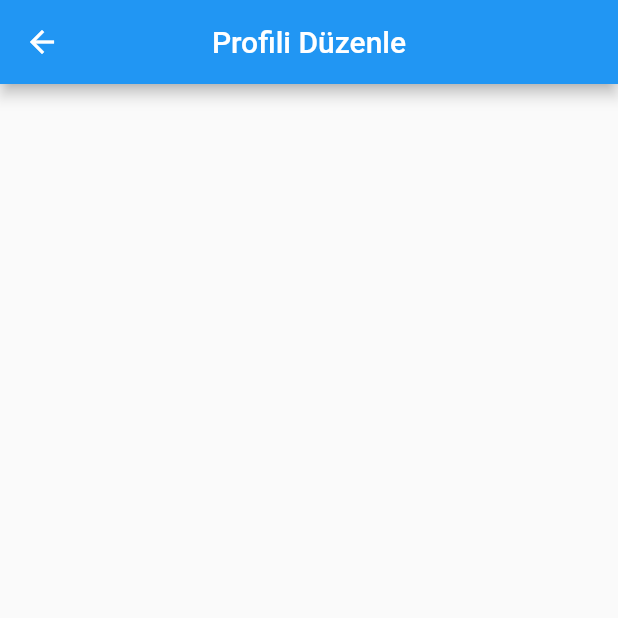
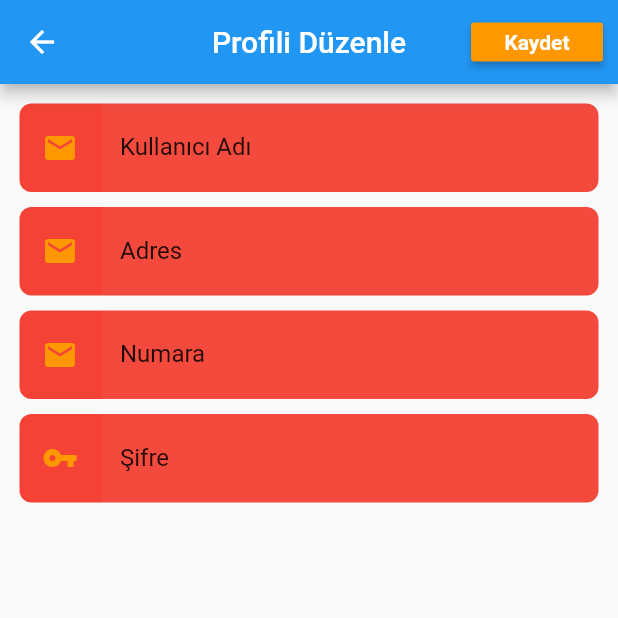
Before and after one commit to furkay/vetapp, a Flutter app: the EditProfile screen opened by its route, on a phone screen of 412 x 824 dp, the top half of it. Run offline on Flutter 3.47's test engine with Material 2 defaults, Android fonts, the phone set to English and light mode, and no system bars; our stand-ins replace get_it; missing offline and left inert: mysql1; accounts and stored records are empty; statements that could not run were skipped.

Commit message:
edit profile added

```diff
--- a/lib/features/view/userviews/user_edit.dart
+++ b/lib/features/view/userviews/user_edit.dart
@@ -1,18 +1,154 @@
 import 'package:flutter/material.dart';
+import 'package:vetapp/core/service_locator.dart';
+import 'package:vetapp/features/service/user_db.dart';
+import 'package:vetapp/features/viewmodel/user_provider.dart';
 
 class EditProfile extends StatefulWidget {
-
-
   @override
   _EditProfileState createState() => _EditProfileState();
 }
 
 class _EditProfileState extends State<EditProfile> {
+  final TextEditingController _nameControl = TextEditingController();
+  final TextEditingController _adressControl = TextEditingController();
+  final TextEditingController _numberControl = TextEditingController();
+  final TextEditingController _passControl = TextEditingController();
+  final GlobalKey<FormState> _formKey = GlobalKey<FormState>();
+  final GlobalKey<ScaffoldState> _scaffoldKey = GlobalKey<ScaffoldState>();
+  var user = sl<UserProvider>();
+  void initState() {
+    _nameControl.text = user.getUser.name;
+    _adressControl.text = user.getUser.adress;
+    _numberControl.text = user.getUser.number;
+    _passControl.text = user.getUser.password;
+    super.initState();
+  }
+
+  @override
+  void dispose() {
+    _nameControl.dispose();
+    _adressControl.dispose();
+    _numberControl.dispose();
+    _passControl.dispose();
+
+    super.dispose();
+  }
+
   @override
   Widget build(BuildContext context) {
     return Scaffold(
+      key: _scaffoldKey,
       appBar: AppBar(
-        title: Text("Profili Düzenle"),centerTitle: true,
+        title: Text("Profili Düzenle"),
+        centerTitle: true,
+        actions: [
+          Padding(
+            padding: EdgeInsets.symmetric(vertical: 15, horizontal: 10),
+            child: RaisedButton(
+              color: Colors.orange,
+              child: Text(
+                "Kaydet",
+                style:
+                    TextStyle(color: Colors.white, fontWeight: FontWeight.bold),
+              ),
+              onPressed: validateAndUpdate,
+            ),
+          ),
+        ],
+      ),
+      body: SingleChildScrollView(
+        child: Form(
+          key: _formKey,
+          child: Container(
+            padding: EdgeInsets.all(8),
+            child: Column(
+              children: [
+                textfieldWidget(_nameControl, "Kullanıcı Adı", Icons.email,
+                    false, false, false),
+                textfieldWidget(
+                    _adressControl, "Adres", Icons.email, true, false, false),
+                textfieldWidget(
+                    _numberControl, "Numara", Icons.email, true, false, false),
+                textfieldWidget(
+                    _passControl, "Şifre", Icons.vpn_key, true, false, true),
+              ],
+            ),
+          ),
+        ),
+      ),
+    );
+  }
+
+  bool validateAndSave() {
+    final form = _formKey.currentState;
+    if (form.validate()) {
+      form.save();
+      return true;
+    }
+    return false;
+  }
+
+  void validateAndUpdate() async {
+    if (validateAndSave()) {
+      if (_formKey.currentState.validate() == true) {
+        // updateValues(userData);
+
+        print("true");
+        user.getUser.adress = _adressControl.text;
+        user.getUser.number = _numberControl.text;
+        user.getUser.password = _passControl.text;
+        UserDB()
+            .updateUserValues(user.getUser.name,user.getUser)
+            .then((value) => _scaffoldKey.currentState.showSnackBar(SnackBar(
+                  backgroundColor: Theme.of(context).cardTheme.color,
+                  content: Text(
+                    "Profil bilgileri güncellendi",
+                    textAlign: TextAlign.center,
+                    style: Theme.of(context)
+                        .textTheme
+                        .bodyText1
+                        .copyWith(color: Colors.white),
+                  ),
+                )));
+      }
+    }
+  }
+
+  Widget textfieldWidget(
+      TextEditingController textEditingController,
+      String label,
+      IconData iconData,
+      bool isEnable,
+      bool isSuffix,
+      bool obscure) {
+    return Container(
+      padding: EdgeInsets.only(left: 15),
+      margin: EdgeInsets.all(5),
+      decoration: BoxDecoration(
+        color: Colors.red,
+        borderRadius: BorderRadius.all(Radius.circular(8)),
+      ),
+      child: TextFormField(
+        enabled: isEnable,
+        controller: textEditingController,
+        minLines: 1,
+        obscureText: obscure,
+        validator: (value) {
+          if (value.isEmpty) {
+            return 'Boş bırakılamaz';
+          }
+          return null;
+        },
+        decoration: InputDecoration(
+          labelText: label,
+          labelStyle: TextStyle(
+            color: Colors.black87,
+          ),
+          filled: true,
+          fillColor: Colors.grey.shade50.withAlpha(10),
+          border: InputBorder.none,
+          icon: Icon(iconData, color: Colors.orange),
+        ),
       ),
     );
   }
```
Also changed, not shown: lib/features/service/user_db.dart (+13 -0 lines), lib/features/view/profileviews/user_profile_page.dart (+0 -7 lines).
